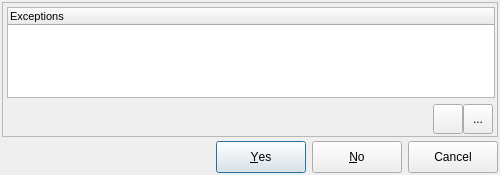
pgmodeler/pgmodeler, file libpgmodeler_ui/ui/messagebox.ui: the form before one commit.
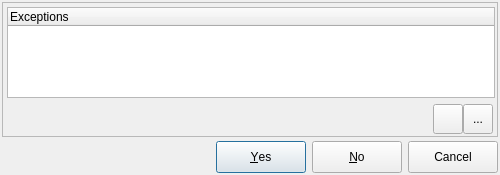
The form after the commit. The open tabs and pages were chosen to show the change. Icons and pictures are not drawn.

Commit message: Made some widgets font adjustments for better showing on Mac OS X.

Diff of the .ui file:
```diff
--- a/libpgmodeler_ui/ui/messagebox.ui
+++ b/libpgmodeler_ui/ui/messagebox.ui
@@ -296,11 +296,6 @@
           </property>
           <item row="0" column="0">
            <widget class="QTreeWidget" name="exceptions_trw">
-            <property name="font">
-             <font>
-              <pointsize>8</pointsize>
-             </font>
-            </property>
             <property name="lineWidth">
              <number>1</number>
             </property>
```
The commit also changes 7 other files.
